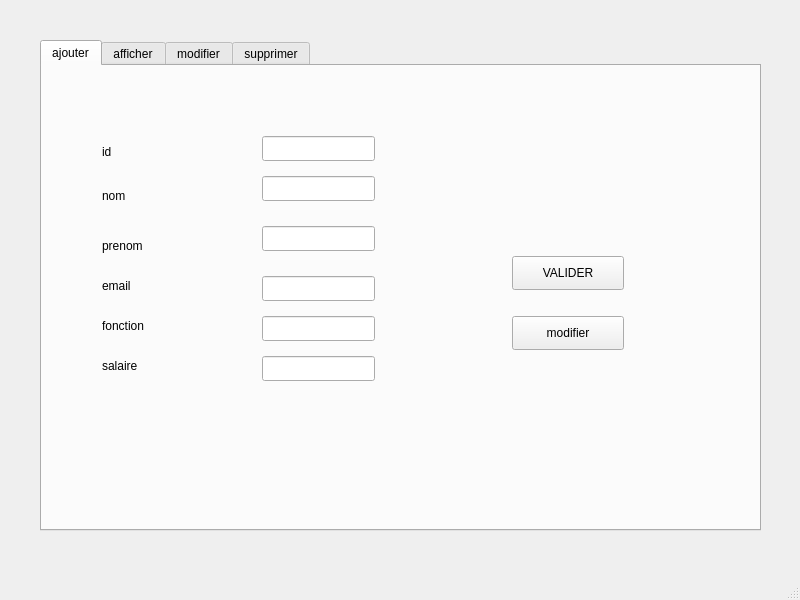
Old version of the form mainwindow.ui in the repository firastourki99/smartgarage.
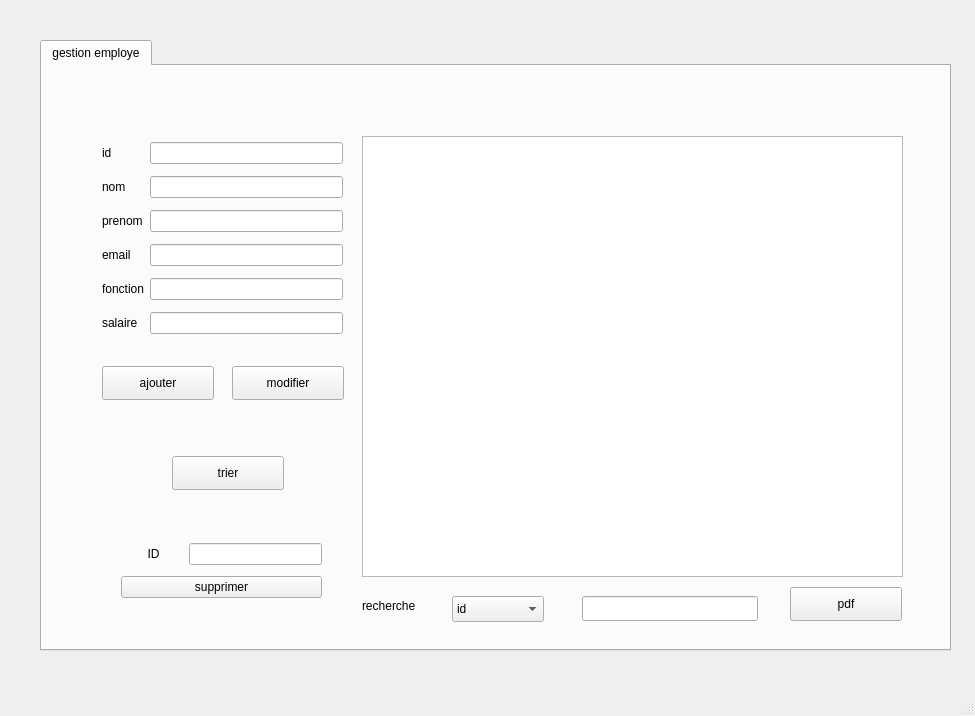
New version of the form. The open tabs and pages were chosen to show the change.

The edit to the form file:
```diff
--- a/mainwindow.ui
+++ b/mainwindow.ui
@@ -6,8 +6,8 @@
    <rect>
     <x>0</x>
     <y>0</y>
-    <width>800</width>
-    <height>600</height>
+    <width>975</width>
+    <height>716</height>
    </rect>
   </property>
   <property name="windowTitle">
@@ -19,8 +19,8 @@
      <rect>
       <x>40</x>
       <y>40</y>
-      <width>721</width>
-      <height>491</height>
+      <width>911</width>
+      <height>611</height>
      </rect>
     </property>
     <property name="currentIndex">
@@ -28,164 +28,26 @@
     </property>
     <widget class="QWidget" name="tab">
      <attribute name="title">
-      <string>ajouter</string>
+      <string>gestion employe</string>
      </attribute>
-     <widget class="QLabel" name="label">
-      <property name="geometry">
-       <rect>
-        <x>60</x>
-        <y>70</y>
-        <width>141</width>
-        <height>31</height>
-       </rect>
-      </property>
-      <property name="text">
-       <string>id</string>
-      </property>
-     </widget>
-     <widget class="QLineEdit" name="ID">
-      <property name="geometry">
-       <rect>
-        <x>220</x>
-        <y>70</y>
-        <width>113</width>
-        <height>25</height>
-       </rect>
-      </property>
-     </widget>
-     <widget class="QLabel" name="label_2">
-      <property name="geometry">
-       <rect>
-        <x>60</x>
-        <y>120</y>
-        <width>69</width>
-        <height>20</height>
-       </rect>
-      </property>
-      <property name="text">
-       <string>nom</string>
-      </property>
-     </widget>
-     <widget class="QLabel" name="label_3">
-      <property name="geometry">
-       <rect>
-        <x>60</x>
-        <y>170</y>
-        <width>69</width>
-        <height>20</height>
-       </rect>
-      </property>
-      <property name="text">
-       <string>prenom</string>
-      </property>
-     </widget>
-     <widget class="QLabel" name="label_4">
-      <property name="geometry">
-       <rect>
-        <x>60</x>
-        <y>210</y>
-        <width>69</width>
-        <height>20</height>
-       </rect>
-      </property>
-      <property name="text">
-       <string>email</string>
-      </property>
-     </widget>
-     <widget class="QLabel" name="label_5">
-      <property name="geometry">
-       <rect>
-        <x>60</x>
-        <y>250</y>
-        <width>69</width>
-        <height>20</height>
-       </rect>
-      </property>
-      <property name="text">
-       <string>fonction</string>
-      </property>
-     </widget>
-     <widget class="QLabel" name="label_6">
-      <property name="geometry">
-       <rect>
-        <x>60</x>
-        <y>290</y>
-        <width>69</width>
-        <height>20</height>
-       </rect>
-      </property>
-      <property name="text">
-       <string>salaire</string>
-      </property>
-     </widget>
-     <widget class="QLineEdit" name="NOM">
-      <property name="geometry">
-       <rect>
-        <x>220</x>
-        <y>110</y>
-        <width>113</width>
-        <height>25</height>
-       </rect>
-      </property>
-     </widget>
-     <widget class="QLineEdit" name="PRENOM">
-      <property name="geometry">
-       <rect>
-        <x>220</x>
-        <y>160</y>
-        <width>113</width>
-        <height>25</height>
-       </rect>
-      </property>
-     </widget>
-     <widget class="QLineEdit" name="EMAIL">
-      <property name="geometry">
-       <rect>
-        <x>220</x>
-        <y>210</y>
-        <width>113</width>
-        <height>25</height>
-       </rect>
-      </property>
-     </widget>
-     <widget class="QLineEdit" name="FONCTION">
-      <property name="geometry">
-       <rect>
-        <x>220</x>
-        <y>250</y>
-        <width>113</width>
-        <height>25</height>
-       </rect>
-      </property>
-     </widget>
-     <widget class="QLineEdit" name="SALAIRE">
-      <property name="geometry">
-       <rect>
-        <x>220</x>
-        <y>290</y>
-        <width>113</width>
-        <height>25</height>
-       </rect>
-      </property>
-     </widget>
      <widget class="QPushButton" name="ajouter">
       <property name="geometry">
        <rect>
-        <x>470</x>
-        <y>190</y>
+        <x>60</x>
+        <y>300</y>
         <width>112</width>
         <height>34</height>
        </rect>
       </property>
       <property name="text">
-       <string>VALIDER</string>
+       <string>ajouter</string>
       </property>
      </widget>
      <widget class="QPushButton" name="modifier">
       <property name="geometry">
        <rect>
-        <x>470</x>
-        <y>250</y>
+        <x>190</x>
+        <y>300</y>
         <width>112</width>
         <height>34</height>
        </rect>
@@ -194,26 +56,31 @@
        <string>modifier</string>
       </property>
      </widget>
-    </widget>
-    <widget class="QWidget" name="tab_3">
-     <attribute name="title">
-      <string>afficher</string>
-     </attribute>
      <widget class="QTableView" name="tab_employe">
       <property name="geometry">
        <rect>
-        <x>30</x>
-        <y>20</y>
-        <width>641</width>
-        <height>201</height>
+        <x>320</x>
+        <y>70</y>
+        <width>541</width>
+        <height>441</height>
+       </rect>
+      </property>
+     </widget>
+     <widget class="QLineEdit" name="lineEdit">
+      <property name="geometry">
+       <rect>
+        <x>540</x>
+        <y>530</y>
+        <width>176</width>
+        <height>25</height>
        </rect>
       </property>
      </widget>
      <widget class="QPushButton" name="PDF">
       <property name="geometry">
        <rect>
-        <x>290</x>
-        <y>320</y>
+        <x>748</x>
+        <y>521</y>
         <width>112</width>
         <height>34</height>
        </rect>
@@ -222,60 +89,156 @@
        <string>pdf</string>
       </property>
      </widget>
-     <widget class="QLineEdit" name="lineEdit">
+     <widget class="QLabel" name="label_8">
       <property name="geometry">
        <rect>
-        <x>90</x>
-        <y>270</y>
-        <width>171</width>
-        <height>25</height>
-       </rect>
-      </property>
-     </widget>
-    </widget>
-    <widget class="QWidget" name="tab_4">
-     <attribute name="title">
-      <string>modifier</string>
-     </attribute>
-    </widget>
-    <widget class="QWidget" name="tab_2">
-     <attribute name="title">
-      <string>supprimer</string>
-     </attribute>
-     <widget class="QLabel" name="label_7">
-      <property name="geometry">
-       <rect>
-        <x>60</x>
-        <y>90</y>
-        <width>69</width>
+        <x>320</x>
+        <y>530</y>
+        <width>70</width>
         <height>20</height>
        </rect>
       </property>
       <property name="text">
-       <string>ID</string>
+       <string>recherche</string>
       </property>
      </widget>
-     <widget class="QLineEdit" name="IDS">
+     <widget class="QComboBox" name="comboBox">
       <property name="geometry">
        <rect>
-        <x>140</x>
-        <y>90</y>
-        <width>113</width>
-        <height>25</height>
+        <x>410</x>
+        <y>530</y>
+        <width>92</width>
+        <height>26</height>
        </rect>
       </property>
+      <item>
+       <property name="text">
+        <string>id</string>
+       </property>
+      </item>
+      <item>
+       <property name="text">
+        <string>nom</string>
+       </property>
+      </item>
+      <item>
+       <property name="text">
+        <string>prenom</string>
+       </property>
+      </item>
      </widget>
-     <widget class="QPushButton" name="supprimer">
+     <widget class="QWidget" name="layoutWidget">
       <property name="geometry">
        <rect>
-        <x>470</x>
-        <y>200</y>
+        <x>60</x>
+        <y>70</y>
+        <width>241</width>
+        <height>208</height>
+       </rect>
+      </property>
+      <layout class="QGridLayout" name="gridLayout">
+       <item row="0" column="0">
+        <widget class="QLabel" name="label">
+         <property name="text">
+          <string>id</string>
+         </property>
+        </widget>
+       </item>
+       <item row="3" column="0">
+        <widget class="QLabel" name="label_4">
+         <property name="text">
+          <string>email</string>
+         </property>
+        </widget>
+       </item>
+       <item row="3" column="1">
+        <widget class="QLineEdit" name="EMAIL"/>
+       </item>
+       <item row="4" column="1">
+        <widget class="QLineEdit" name="FONCTION"/>
+       </item>
+       <item row="2" column="1">
+        <widget class="QLineEdit" name="PRENOM"/>
+       </item>
+       <item row="2" column="0">
+        <widget class="QLabel" name="label_3">
+         <property name="text">
+          <string>prenom</string>
+         </property>
+        </widget>
+       </item>
+       <item row="5" column="0">
+        <widget class="QLabel" name="label_6">
+         <property name="text">
+          <string>salaire</string>
+         </property>
+        </widget>
+       </item>
+       <item row="1" column="1">
+        <widget class="QLineEdit" name="NOM"/>
+       </item>
+       <item row="1" column="0">
+        <widget class="QLabel" name="label_2">
+         <property name="text">
+          <string>nom</string>
+         </property>
+        </widget>
+       </item>
+       <item row="5" column="1">
+        <widget class="QLineEdit" name="SALAIRE"/>
+       </item>
+       <item row="4" column="0">
+        <widget class="QLabel" name="label_5">
+         <property name="text">
+          <string>fonction</string>
+         </property>
+        </widget>
+       </item>
+       <item row="0" column="1">
+        <widget class="QLineEdit" name="ID"/>
+       </item>
+      </layout>
+     </widget>
+     <widget class="QWidget" name="layoutWidget">
+      <property name="geometry">
+       <rect>
+        <x>79</x>
+        <y>472</y>
+        <width>201</width>
+        <height>67</height>
+       </rect>
+      </property>
+      <layout class="QGridLayout" name="gridLayout_2">
+       <item row="0" column="0">
+        <widget class="QLabel" name="label_7">
+         <property name="text">
+          <string>        ID       </string>
+         </property>
+        </widget>
+       </item>
+       <item row="0" column="1">
+        <widget class="QLineEdit" name="IDS"/>
+       </item>
+       <item row="1" column="0" colspan="2">
+        <widget class="QPushButton" name="supprimer">
+         <property name="text">
+          <string>supprimer</string>
+         </property>
+        </widget>
+       </item>
+      </layout>
+     </widget>
+     <widget class="QPushButton" name="trier">
+      <property name="geometry">
+       <rect>
+        <x>130</x>
+        <y>390</y>
         <width>112</width>
         <height>34</height>
        </rect>
       </property>
       <property name="text">
-       <string>supprimer</string>
+       <string>trier</string>
       </property>
      </widget>
     </widget>
```
Left out of the diff: 4 changed lines with no effect on the pictures.
